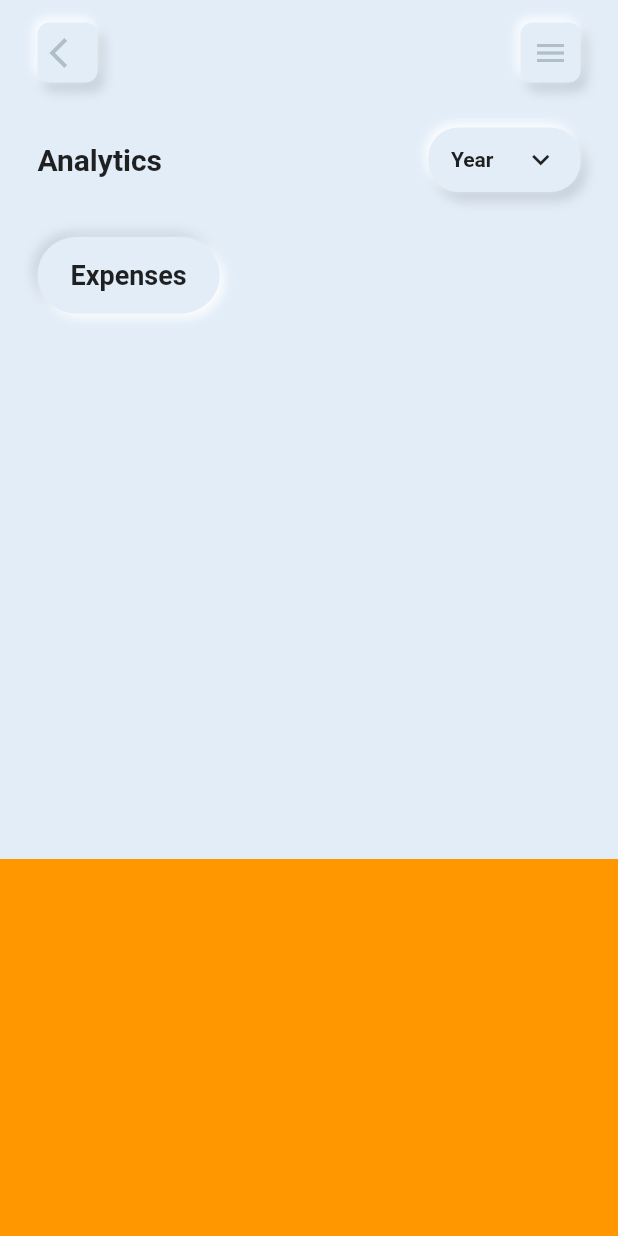
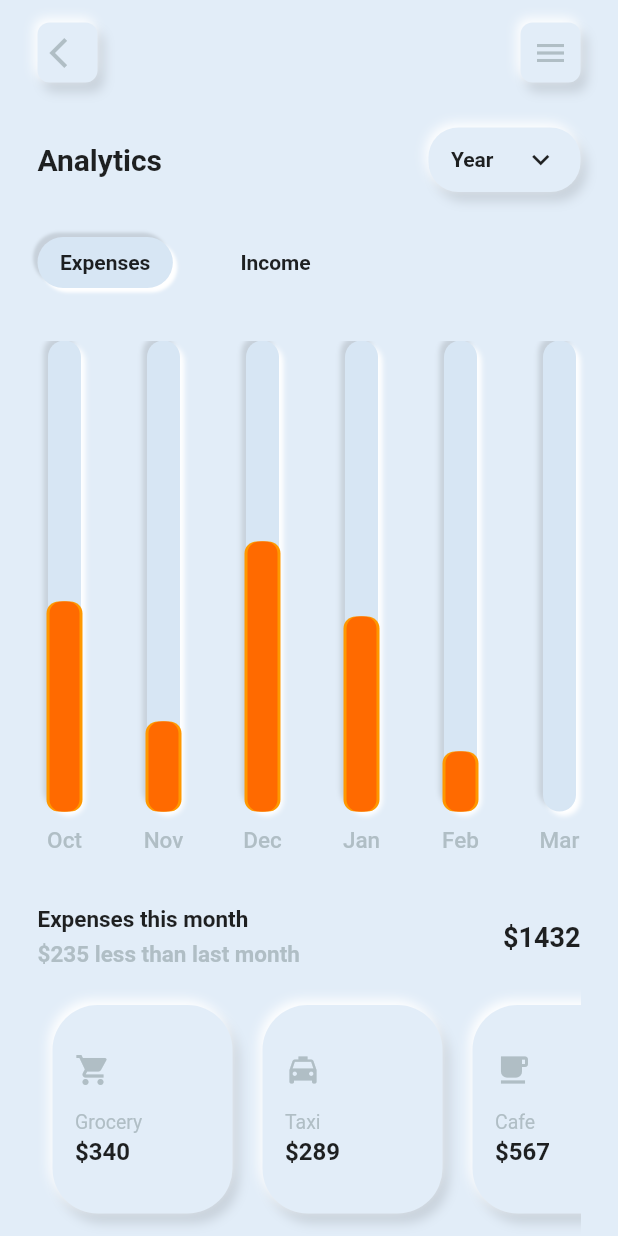
Before and after one commit to vinothvino42/Mobile-Banking-App-UI, a Flutter app: the AnalyticsScreen screen opened directly, on a phone screen of 412 x 824 dp. Run offline on Flutter 3.47's test engine with Material 2 defaults, Android fonts, the phone set to English and light mode, and no system bars.

Commit message:
Complete myCards and Analytics screen

```diff
--- a/lib/components/analytics_view.dart
+++ b/lib/components/analytics_view.dart
@@ -1,16 +1,22 @@
 import 'package:flutter/material.dart';
+import 'package:mobile_banking_neomorphism_app/model/chart.dart';
 import 'package:mobile_banking_neomorphism_app/utilities/decorations.dart';
+import 'package:mobile_banking_neomorphism_app/utilities/hex_color.dart';
 
 class AnalyticsView extends StatelessWidget {
+  final List<Chart> charts = Chart.getCharts();
+
   @override
   Widget build(BuildContext context) {
     return Container(
-      margin: const EdgeInsets.symmetric(horizontal: 25.0, vertical: 15.0),
+      margin: const EdgeInsets.symmetric(vertical: 15.0),
       alignment: Alignment.topLeft,
       child: Column(
         crossAxisAlignment: CrossAxisAlignment.start,
         children: <Widget>[
-          Row(
+          Padding(
+            padding: const EdgeInsets.symmetric(horizontal: 25.0),
+            child: Row(
               children: <Widget>[
                 Text(
                   'Analytics',
@@ -52,20 +58,98 @@ class AnalyticsView extends StatelessWidget {
                 ),
               ],
             ),
+          ),
           SizedBox(height: 30.0),
-          Row(
+          Padding(
+            padding: const EdgeInsets.symmetric(horizontal: 25.0),
+            child: Row(
               children: <Widget>[
                 Container(
-                decoration: getBoxDecoration(context, isPressed: true),
-                padding: const EdgeInsets.symmetric(vertical: 15.0, horizontal: 22.0),
+                  decoration: getBoxDecoration(
+                    context,
+                    isPressed: true,
+                    blurRadius: 1.0,
+                  ),
+                  padding: const EdgeInsets.symmetric(
+                      vertical: 9.0, horizontal: 15.0),
                   child: Center(
-                  child: Text('Expenses', style: TextStyle(fontSize: 18.0, fontWeight: FontWeight.w600),),
+                    child: Text(
+                      'Expenses',
+                      style: TextStyle(
+                          fontSize: 14.0, fontWeight: FontWeight.w600),
+                    ),
+                  ),
+                ),
+                SizedBox(
+                  width: 30.0,
+                ),
+                Container(
+                  padding: const EdgeInsets.symmetric(
+                      vertical: 9.0, horizontal: 15.0),
+                  child: Center(
+                    child: Text(
+                      'Income',
+                      style: TextStyle(
+                          fontSize: 14.0, fontWeight: FontWeight.w600),
+                    ),
                   ),
                 ),
               ],
+            ),
+          ),
+          Expanded(child: _buildChart(context)),
+        ],
+      ),
+    );
+  }
+
+  Container _buildChart(BuildContext context) => Container(
+      alignment: Alignment.center,
+      margin: const EdgeInsets.only(
+          left: 10.0, top: 35.0, right: 10.0, bottom: 20.0),
+      child: ListView.builder(
+        scrollDirection: Axis.horizontal,
+        itemCount: charts.length,
+        itemBuilder: (context, index) => _buildBar(context, charts[index]),
+      ));
+
+  Container _buildBar(BuildContext context, Chart chart) => Container(
+        child: Column(
+          children: <Widget>[
+            Expanded(
+              child: Container(
+                margin: EdgeInsets.symmetric(horizontal: 22.0),
+                decoration:
+                    getBoxDecoration(context, isPressed: true, blurRadius: 2.0),
+                width: 22.0,
+                child: Align(
+                  alignment: Alignment.bottomCenter,
+                  child: Container(
+                    margin: const EdgeInsets.symmetric(horizontal: 1.0),
+                    height: chart.height,
+                    decoration: BoxDecoration(
+                      borderRadius: BorderRadius.circular(8.0),
+                      color: HexColor('#FF6A00'),
+                      boxShadow: [
+                        BoxShadow(color: Colors.orange, offset: Offset(-2, 0)),
+                        BoxShadow(color: Colors.orange, offset: Offset(2, 0))
+                      ],
+                    ),
+                  ),
+                ),
+              ),
+            ),
+            SizedBox(
+              height: 10.0,
+            ),
+            Text(
+              chart.title,
+              style: TextStyle(
+                  fontSize: 15.0,
+                  fontWeight: FontWeight.w500,
+                  color: Colors.blueGrey[200]),
             ),
           ],
         ),
       );
 }
-}
--- /dev/null
+++ b/lib/components/expenses_view.dart
@@ -0,0 +1,85 @@
+import 'package:flutter/material.dart';
+import 'package:mobile_banking_neomorphism_app/model/expenses.dart';
+import 'package:mobile_banking_neomorphism_app/utilities/decorations.dart';
+
+class ExpensesView extends StatelessWidget {
+  final List<Expenses> expenses = Expenses.getAllExpenses();
+  @override
+  Widget build(BuildContext context) {
+    return Container(
+      margin: const EdgeInsets.symmetric(horizontal: 25.0),
+      height: 220.0,
+      child: Column(
+        children: <Widget>[
+          Row(
+            children: <Widget>[
+              Column(
+                crossAxisAlignment: CrossAxisAlignment.start,
+                children: <Widget>[
+                  Text(
+                    'Expenses this month',
+                    style:
+                        TextStyle(fontSize: 15.0, fontWeight: FontWeight.w600),
+                  ),
+                  SizedBox(
+                    height: 5.0
+                  ),
+                  Text(
+                    '\$235 less than last month',
+                    style: TextStyle(
+                      fontSize: 15.0,
+                      fontWeight: FontWeight.w600,
+                      color: Colors.blueGrey[200],
+                    ),
+                  ),
+                ],
+              ),
+              Spacer(),
+              Text(
+                '\$1432',
+                style: TextStyle(fontSize: 18.0, fontWeight: FontWeight.bold),
+              )
+            ],
+          ),
+          SizedBox(
+            height: 10.0
+          ),
+          Expanded(
+            child: ListView.builder(
+              scrollDirection: Axis.horizontal,
+              itemCount: expenses.length,
+              itemBuilder: (context, index) => _buildCard(context, expenses[index]),
+            ),
+          )
+        ],
+      ),
+    );
+  }
+
+  Container _buildCard(BuildContext context, Expenses expense) => Container(
+        margin: const EdgeInsets.symmetric(vertical: 15.0, horizontal: 10.0),
+        padding: const EdgeInsets.symmetric(vertical: 10.0, horizontal: 15.0),
+        alignment: Alignment.centerLeft,
+        decoration: getBoxDecoration(context),
+        width: 120.0,
+        child: Column(
+          mainAxisAlignment: MainAxisAlignment.center,
+          crossAxisAlignment: CrossAxisAlignment.start,
+          children: <Widget>[
+            Icon(expense.icon, color: Colors.blueGrey[200],),
+            SizedBox(height: 15.0),
+            Text(
+              expense.title,
+              style: TextStyle(fontSize: 13.0, color: Colors.blueGrey[200]),
+            ),
+            SizedBox(height: 3.0),
+            Text(
+              expense.amount,
+              style: TextStyle(
+                  fontSize: 16.0,
+                  fontWeight: FontWeight.bold,),
+            ),
+          ],
+        ),
+      );
+}
--- a/lib/components/recent_transaction_view.dart
+++ b/lib/components/recent_transaction_view.dart
@@ -1,5 +1,6 @@
 import 'package:flutter/material.dart';
 import 'package:mobile_banking_neomorphism_app/model/transaction.dart';
+import 'package:mobile_banking_neomorphism_app/screens/analytics_screen.dart';
 
 class RecentTransaction extends StatelessWidget {
   final List<Transaction> recentTransactions =
@@ -30,9 +31,13 @@ class RecentTransaction extends StatelessWidget {
     );
   }
 
-  Container _buildTransactionView(
-          BuildContext context, Transaction recentTransaction) =>
-      Container(
+  InkWell _buildTransactionView(BuildContext context, Transaction recentTransaction) =>
+      InkWell(
+        onTap: () {
+          Navigator.push(context,
+              MaterialPageRoute(builder: (context) => AnalyticsScreen()));
+        },
+        child: Container(
           margin: const EdgeInsets.symmetric(vertical: 10.0, horizontal: 10.0),
           padding: const EdgeInsets.symmetric(vertical: 12.0, horizontal: 18.0),
           height: 80.0,
@@ -66,7 +71,8 @@ class RecentTransaction extends StatelessWidget {
                 children: <Widget>[
                   Text(
                     recentTransaction.title,
-                  style: TextStyle(fontSize: 14.0, fontWeight: FontWeight.w600),
+                    style:
+                        TextStyle(fontSize: 14.0, fontWeight: FontWeight.w600),
                   ),
                   SizedBox(
                     height: 2.0,
@@ -90,5 +96,6 @@ class RecentTransaction extends StatelessWidget {
                           : Colors.green))),
             ],
           ),
+        ),
       );
 }
--- a/lib/main.dart
+++ b/lib/main.dart
@@ -1,5 +1,4 @@
 import 'package:flutter/material.dart';
-import 'package:mobile_banking_neomorphism_app/screens/analytics_screen.dart';
 import 'package:mobile_banking_neomorphism_app/screens/my_cards_screen.dart';
 import 'package:mobile_banking_neomorphism_app/theme/style.dart';
 
@@ -12,8 +11,9 @@ class MyApp extends StatelessWidget {
   Widget build(BuildContext context) {
     return MaterialApp(
       title: 'Mobile Banking',
+      debugShowCheckedModeBanner: false,
       theme: appTheme(),
-      home: AnalyticsScreen(),
+      home: MyCardsScreen(),
     );
   }
 }
--- /dev/null
+++ b/lib/model/chart.dart
@@ -0,0 +1,24 @@
+
+import 'package:flutter/foundation.dart';
+
+class Chart {
+  Chart({
+    @required this.title,
+    @required this.height,
+  });
+
+  final String title;
+  final double height;
+
+  static List<Chart> getCharts() {
+    List<Chart> recentTransactions = [
+      Chart(title: 'Oct', height: 140.0),
+      Chart(title: 'Nov', height: 60.0),
+      Chart(title: 'Dec', height: 180.0),
+      Chart(title: 'Jan', height: 130.0),
+      Chart(title: 'Feb', height: 40.0),
+      Chart(title: 'Mar', height: 0.0)
+    ];
+    return recentTransactions;
+  }
+}
--- /dev/null
+++ b/lib/model/expenses.dart
@@ -0,0 +1,24 @@
+import 'package:flutter/material.dart';
+
+class Expenses {
+  Expenses({
+    @required this.title,
+    @required this.icon,
+    @required this.amount,
+  });
+
+  final String title;
+  final IconData icon;
+  final String amount;
+
+  static List<Expenses> getAllExpenses() {
+    List<Expenses> expenses = [
+      Expenses(title: 'Grocery', icon: Icons.local_grocery_store, amount: '\$340'),
+      Expenses(title: 'Taxi', icon: Icons.local_taxi, amount: '\$289'),
+      Expenses(title: 'Cafe', icon: Icons.local_cafe, amount: '\$567'),
+      Expenses(title: 'Watch', icon: Icons.watch, amount: '\$240'),
+      Expenses(title: 'Shoe', icon: Icons.shopping_basket, amount: '\$440'),
+    ];
+    return expenses;
+  }
+}
--- a/lib/screens/analytics_screen.dart
+++ b/lib/screens/analytics_screen.dart
@@ -1,5 +1,6 @@
 import 'package:flutter/material.dart';
 import 'package:mobile_banking_neomorphism_app/components/analytics_view.dart';
+import 'package:mobile_banking_neomorphism_app/components/expenses_view.dart';
 import 'package:mobile_banking_neomorphism_app/utilities/decorations.dart';
 
 class AnalyticsScreen extends StatelessWidget {
@@ -15,13 +16,9 @@ class AnalyticsScreen extends StatelessWidget {
               child: _buildAppNavBar(context),
             ),
             Expanded(
-              flex: 2,
               child: AnalyticsView(),
             ),
-            Expanded(
-              flex: 1,
-              child: Container(color: Colors.orange,),
-            ),
+            ExpensesView(),
           ],
         ),
       ),
@@ -30,7 +27,12 @@ class AnalyticsScreen extends StatelessWidget {
 
   Row _buildAppNavBar(BuildContext context) => Row(
         children: <Widget>[
-          _buildAppBarButton(context, Icons.arrow_back_ios),
+          InkWell(
+            child: _buildAppBarButton(context, Icons.arrow_back_ios),
+            onTap: () {
+              Navigator.pop(context);
+            },
+          ),
           Spacer(),
           _buildAppBarButton(context, Icons.menu),
         ],
--- a/lib/screens/my_cards_screen.dart
+++ b/lib/screens/my_cards_screen.dart
@@ -1,6 +1,7 @@
 import 'package:flutter/material.dart';
 import 'package:mobile_banking_neomorphism_app/components/my_cards_view.dart';
 import 'package:mobile_banking_neomorphism_app/components/recent_transaction_view.dart';
+import 'package:mobile_banking_neomorphism_app/screens/analytics_screen.dart';
 import 'package:mobile_banking_neomorphism_app/utilities/decorations.dart';
 
 class MyCardsScreen extends StatelessWidget {
@@ -17,7 +18,12 @@ class MyCardsScreen extends StatelessWidget {
             ),
             Expanded(
               flex: 1,
-              child: MyCardsView(),
+              child: InkWell(
+                child: MyCardsView(),
+                onTap: () {
+                  Navigator.push(context, MaterialPageRoute(builder: (context) => AnalyticsScreen()));
+                },
+              ),
             ),
             Expanded(
               flex: 1,
--- a/lib/utilities/decorations.dart
+++ b/lib/utilities/decorations.dart
@@ -1,20 +1,21 @@
 import 'package:flutter/material.dart';
+import 'package:mobile_banking_neomorphism_app/utilities/hex_color.dart';
 
 BoxDecoration getBoxDecoration(BuildContext context,
-          {isPressed = false, borderRadius = 30.0}) =>
+          {isPressed = false, borderRadius = 30.0, blurRadius = 6.0}) =>
       BoxDecoration(
         borderRadius: BorderRadius.circular(borderRadius),
-        color: Theme.of(context).primaryColor,
+        color: isPressed ? HexColor('#D7E6F4') : Theme.of(context).primaryColor,
         boxShadow: [
           BoxShadow(
             offset: isPressed ? Offset(-3, -3) : Offset(4, 6),
             color: Colors.black12,
-            blurRadius: 6,
+            blurRadius: blurRadius,
           ),
           BoxShadow(
             offset: isPressed ? Offset(3, 3) : Offset(-2, -3),
             color: Colors.white,
-            blurRadius: 6,
+            blurRadius: blurRadius,
           ),
         ],
       );
```
Lines whose indentation alone changed are shown as unchanged.
